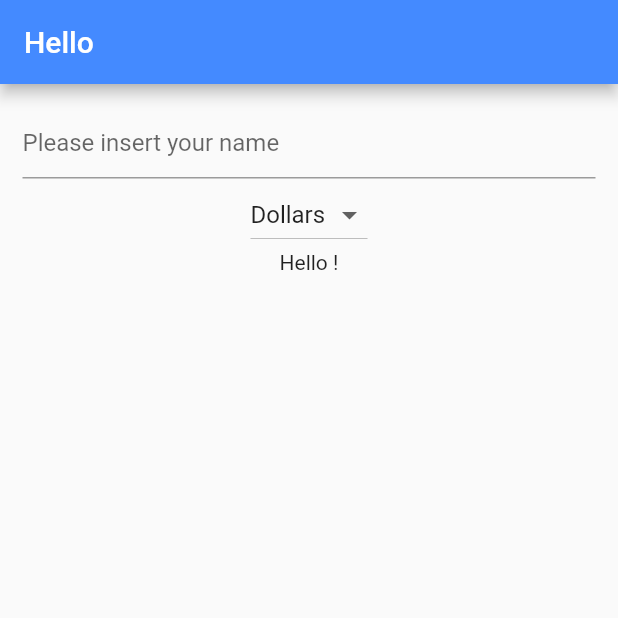
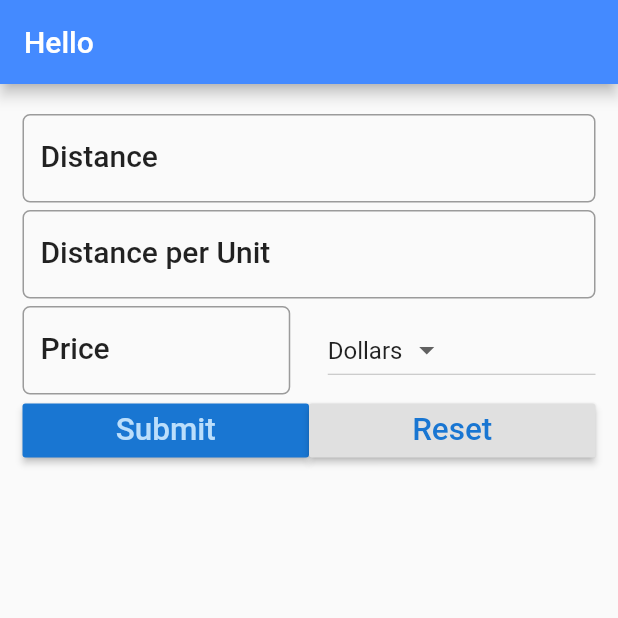
Before and after one commit to havuong/flutter-getting-started, a Flutter app: the screen it shows after launch, on a phone screen of 412 x 824 dp, the top half of it. Run offline on Flutter 3.47's test engine with Material 2 defaults, Android fonts, the phone set to English and light mode, and no system bars.

Commit message:
Demo: Fuel Cost Calculator

```diff
--- a/trip_cost_app/lib/main.dart
+++ b/trip_cost_app/lib/main.dart
@@ -6,26 +6,31 @@ class MyApp extends StatelessWidget {
   @override
   Widget build(BuildContext context) {
     return new MaterialApp(
-      title: 'Hello You',
+      title: 'Trip Cost Calculator',
       theme: new ThemeData(
         primarySwatch: Colors.blue,
       ),
-      home: new HelloYou(),
+      home: new FuelForm(),
     );
   }
 }
 
-class HelloYou extends StatefulWidget {
+class FuelForm extends StatefulWidget {
   @override
-  State<StatefulWidget> createState() => _HelloYouState();
+  State<StatefulWidget> createState() => _FuelFormState();
 }
 
-class _HelloYouState extends State<HelloYou> {
-  String name = '';
+class _FuelFormState extends State<FuelForm> {
+  String result = '';
+  final double _formDistance = 5.0;
   final _currencies = ['Dollars', 'Euro', 'Pounds'];
   String _currency = 'Dollars';
+  TextEditingController distanceController = TextEditingController();
+  TextEditingController avgController = TextEditingController();
+  TextEditingController priceController = TextEditingController();
   @override
   Widget build(BuildContext context) {
+    TextStyle textStyle = Theme.of(context).textTheme.title;
     return Scaffold(
         appBar: AppBar(
           title: Text('Hello'),
@@ -35,16 +40,53 @@ class _HelloYouState extends State<HelloYou> {
           padding: EdgeInsets.all(15),
           child: Column(
             children: <Widget>[
-              TextField(
-                decoration:
-                    InputDecoration(hintText: 'Please insert your name'),
-                onChanged: (String string) {
-                  setState(() {
-                    name = string;
-                  });
-                },
+              Padding(
+                  padding: EdgeInsets.only(
+                    top: _formDistance,
                   ),
-              DropdownButton<String>(
+                  child: TextField(
+                    controller: distanceController,
+                    decoration: InputDecoration(
+                        labelText: 'Distance',
+                        hintText: 'e.g. 124',
+                        labelStyle: textStyle,
+                        border: OutlineInputBorder(
+                            borderRadius: BorderRadius.circular(5))),
+                    keyboardType: TextInputType.number,
+                  )),
+              Padding(
+                  padding: EdgeInsets.only(
+                    top: _formDistance,
+                  ),
+                  child: TextField(
+                    controller: avgController,
+                    decoration: InputDecoration(
+                        labelText: 'Distance per Unit',
+                        hintText: 'e.g. 17',
+                        labelStyle: textStyle,
+                        border: OutlineInputBorder(
+                            borderRadius: BorderRadius.circular(5))),
+                    keyboardType: TextInputType.number,
+                  )),
+              Padding(
+                  padding: EdgeInsets.only(
+                    top: _formDistance,
+                  ),
+                  child: Row(children: <Widget>[
+                    Expanded(
+                        child: TextField(
+                      controller: priceController,
+                      decoration: InputDecoration(
+                          labelText: 'Price',
+                          hintText: 'e.g. 1.65',
+                          labelStyle: textStyle,
+                          border: OutlineInputBorder(
+                              borderRadius: BorderRadius.circular(5))),
+                      keyboardType: TextInputType.number,
+                    )),
+                    Container(width: _formDistance * 5),
+                    Expanded(
+                        child: DropdownButton<String>(
                             items: _currencies.map((String value) {
                               return DropdownMenuItem<String>(
                                   value: value, child: Text(value));
@@ -52,17 +94,68 @@ class _HelloYouState extends State<HelloYou> {
                             value: _currency,
                             onChanged: (String value) {
                               _onDropdownChanged(value);
+                            }))
+                  ])),
+              Row(
+                children: <Widget>[
+                  Expanded(
+                      child: RaisedButton(
+                          color: Theme.of(context).primaryColorDark,
+                          textColor: Theme.of(context).primaryColorLight,
+                          onPressed: () {
+                            setState(() {
+                              result = _calculate();
+                            });
                           },
+                          child: Text(
+                            'Submit',
+                            textScaleFactor: 1.5,
+                          ))),
+                  Expanded(
+                      child: RaisedButton(
+                          color: Theme.of(context).buttonColor,
+                          textColor: Theme.of(context).primaryColorDark,
+                          onPressed: () {
+                            setState(() {
+                              _reset();
+                            });
+                          },
+                          child: Text(
+                            'Reset',
+                            textScaleFactor: 1.5,
+                          )))
+                ],
               ),
-              Text('Hello ' + name + '!')
+              Text(result),
             ],
-          )),
-    );
+          ),
+        ));
   }
 
-  _onDropdownChanged(String value) {
+  void _onDropdownChanged(String value) {
     setState(() {
       this._currency = value;
     });
   }
+
+  String _calculate() {
+    double _distance = double.parse(distanceController.text);
+    double _fuelCost = double.parse(priceController.text);
+    double _consumption = double.parse(avgController.text);
+    double _totalCost = _distance / _consumption * _fuelCost;
+    String _result = 'The total cost of your trip is ' +
+        _totalCost.toStringAsFixed(2) +
+        ' ' +
+        _currency;
+    return _result;
   }
+
+  void _reset() {
+    distanceController.text = '';
+    avgController.text = '';
+    priceController.text = '';
+    setState(() {
+      result = '';
+    });
+  }
+}
```
Lines whose indentation alone changed are shown as unchanged.
